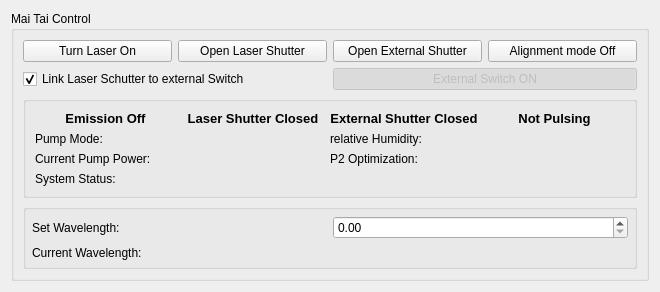
Above: acq4/devices/MaiTaiLaser/maiTaiTemplate.ui from acq4/acq4 before the change. Below: the same form after it.
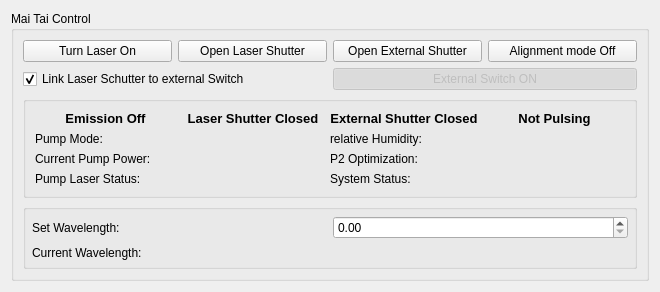
That is the form after the change. Custom widgets are drawn as their Qt base class.

Commit message: added the read out and display of the pump laser status and error codes

The edit to the form file:
```diff
--- a/acq4/devices/MaiTaiLaser/maiTaiTemplate.ui
+++ b/acq4/devices/MaiTaiLaser/maiTaiTemplate.ui
@@ -59,20 +59,6 @@
          <string/>
         </property>
         <layout class="QGridLayout" name="gridLayout_11">
-         <item row="3" column="0">
-          <widget class="QLabel" name="label_15">
-           <property name="text">
-            <string>System Status:</string>
-           </property>
-          </widget>
-         </item>
-         <item row="3" column="1">
-          <widget class="QLabel" name="systemStatusLabel">
-           <property name="text">
-            <string/>
-           </property>
-          </widget>
-         </item>
          <item row="0" column="3">
           <widget class="QLabel" name="PulsingLabel">
            <property name="font">
@@ -197,6 +183,34 @@
            </property>
           </widget>
          </item>
+         <item row="3" column="3">
+          <widget class="QLabel" name="systemStatusLabel">
+           <property name="text">
+            <string/>
+           </property>
+          </widget>
+         </item>
+         <item row="3" column="2">
+          <widget class="QLabel" name="label_15">
+           <property name="text">
+            <string>System Status:</string>
+           </property>
+          </widget>
+         </item>
+         <item row="3" column="0">
+          <widget class="QLabel" name="label">
+           <property name="text">
+            <string>Pump Laser Status:</string>
+           </property>
+          </widget>
+         </item>
+         <item row="3" column="1">
+          <widget class="QLabel" name="pumpLaserSystemStatusLabel">
+           <property name="text">
+            <string/>
+           </property>
+          </widget>
+         </item>
         </layout>
        </widget>
       </item>
```
The commit also changes 4 other files.
